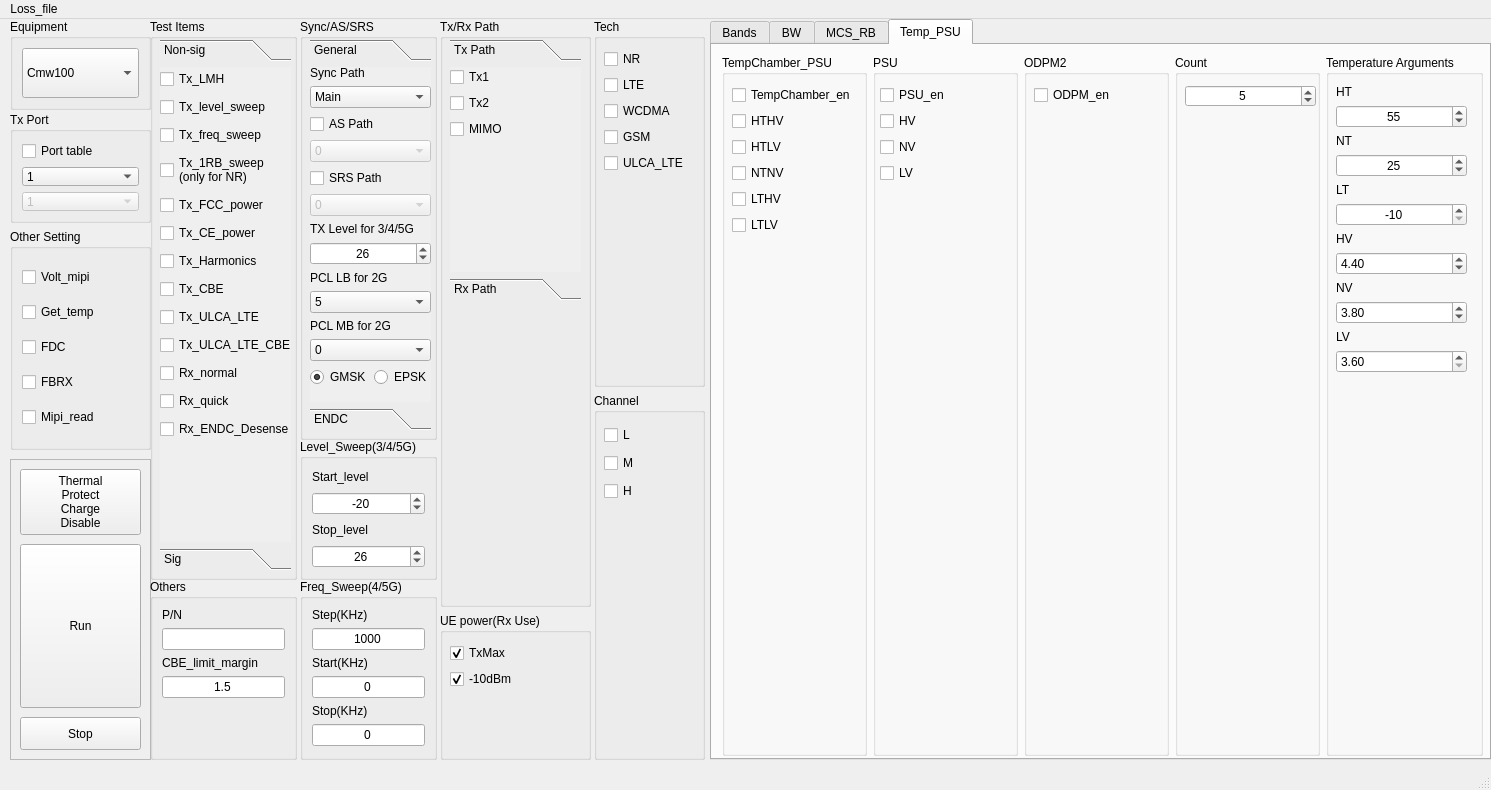
Above: ui/mega_v2_5.ui from d1658999/pyside_learning_2024 before the change. Below: the same form after it.
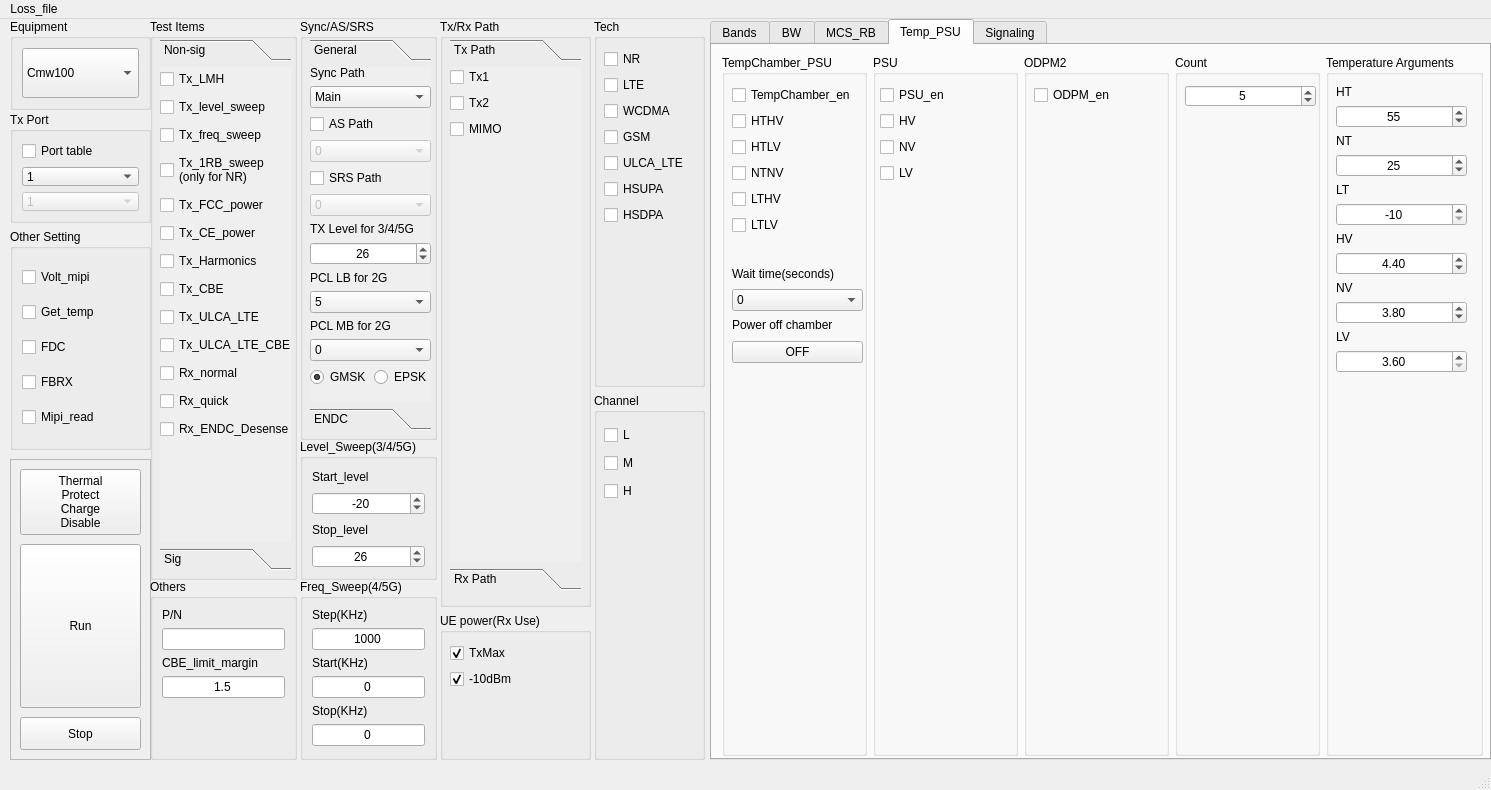
That is the form after the change. The open tabs and pages were chosen to show the change. Icons and pictures are not drawn.

Commit message: update ui test version v2_5 for signaling tab

Diff of the .ui file:
```diff
--- a/ui/mega_v2_5.ui
+++ b/ui/mega_v2_5.ui
@@ -1642,6 +1642,38 @@
          <property name="title">
           <string>TempChamber_PSU</string>
          </property>
+         <widget class="QWidget" name="layoutWidget_28">
+          <property name="geometry">
+           <rect>
+            <x>10</x>
+            <y>260</y>
+            <width>131</width>
+            <height>51</height>
+           </rect>
+          </property>
+          <layout class="QVBoxLayout" name="verticalLayout_11">
+           <item>
+            <widget class="QLabel" name="off_tmpchmb_label">
+             <property name="sizePolicy">
+              <sizepolicy hsizetype="Preferred" vsizetype="Fixed">
+               <horstretch>0</horstretch>
+               <verstretch>0</verstretch>
+              </sizepolicy>
+             </property>
+             <property name="text">
+              <string>Power off chamber</string>
+             </property>
+            </widget>
+           </item>
+           <item>
+            <widget class="QPushButton" name="off_tmpchmb_pushButton">
+             <property name="text">
+              <string>OFF</string>
+             </property>
+            </widget>
+           </item>
+          </layout>
+         </widget>
          <widget class="QWidget" name="">
           <property name="geometry">
            <rect>
@@ -1696,6 +1728,59 @@
            </item>
           </layout>
          </widget>
+         <widget class="QWidget" name="">
+          <property name="geometry">
+           <rect>
+            <x>10</x>
+            <y>210</y>
+            <width>131</width>
+            <height>46</height>
+           </rect>
+          </property>
+          <layout class="QVBoxLayout" name="verticalLayout_5">
+           <item>
+            <widget class="QLabel" name="wait_time_label">
+             <property name="text">
+              <string>Wait time(seconds)</string>
+             </property>
+            </widget>
+           </item>
+           <item>
+            <widget class="QComboBox" name="wait_time_comboBox">
+             <item>
+              <property name="text">
+               <string>0</string>
+              </property>
+             </item>
+             <item>
+              <property name="text">
+               <string>30</string>
+              </property>
+             </item>
+             <item>
+              <property name="text">
+               <string>60</string>
+              </property>
+             </item>
+             <item>
+              <property name="text">
+               <string>120</string>
+              </property>
+             </item>
+             <item>
+              <property name="text">
+               <string>300</string>
+              </property>
+             </item>
+             <item>
+              <property name="text">
+               <string>600</string>
+              </property>
+             </item>
+            </widget>
+           </item>
+          </layout>
+         </widget>
         </widget>
        </item>
        <item>
@@ -1911,6 +1996,9 @@
            </item>
            <item>
             <widget class="QDoubleSpinBox" name="hv_doubleSpinBox">
+             <property name="alignment">
+              <set>Qt::AlignCenter</set>
+             </property>
              <property name="minimum">
               <double>3.600000000000000</double>
              </property>
@@ -1940,6 +2028,9 @@
            </item>
            <item>
             <widget class="QDoubleSpinBox" name="nv_doubleSpinBox">
+             <property name="alignment">
+              <set>Qt::AlignCenter</set>
+             </property>
              <property name="decimals">
               <number>2</number>
              </property>
@@ -1972,6 +2063,9 @@
            </item>
            <item>
             <widget class="QDoubleSpinBox" name="lv_doubleSpinBox">
+             <property name="alignment">
+              <set>Qt::AlignCenter</set>
+             </property>
              <property name="minimum">
               <double>3.600000000000000</double>
              </property>
@@ -1990,6 +2084,80 @@
       </layout>
      </widget>
     </widget>
+    <widget class="QWidget" name="sig_extra_setting">
+     <attribute name="title">
+      <string>Signaling</string>
+     </attribute>
+     <widget class="QGroupBox" name="groupBox">
+      <property name="geometry">
+       <rect>
+        <x>10</x>
+        <y>10</y>
+        <width>151</width>
+        <height>131</height>
+       </rect>
+      </property>
+      <property name="title">
+       <string>Anritsu8820/8821</string>
+      </property>
+      <widget class="QWidget" name="">
+       <property name="geometry">
+        <rect>
+         <x>10</x>
+         <y>20</y>
+         <width>131</width>
+         <height>96</height>
+        </rect>
+       </property>
+       <layout class="QVBoxLayout" name="verticalLayout_14">
+        <item>
+         <widget class="QLabel" name="inpur_level_sig_label">
+          <property name="text">
+           <string>Input Level</string>
+          </property>
+         </widget>
+        </item>
+        <item>
+         <widget class="QSpinBox" name="input_level_sig_spinBox">
+          <property name="alignment">
+           <set>Qt::AlignCenter</set>
+          </property>
+          <property name="minimum">
+           <number>-10</number>
+          </property>
+          <property name="maximum">
+           <number>30</number>
+          </property>
+          <property name="value">
+           <number>28</number>
+          </property>
+         </widget>
+        </item>
+        <item>
+         <widget class="QLabel" name="rfout_port_sig_label">
+          <property name="text">
+           <string>RFOUT port</string>
+          </property>
+         </widget>
+        </item>
+        <item>
+         <widget class="QComboBox" name="rfout_port_sig_comboBox">
+          <item>
+           <property name="text">
+            <string>MAIN</string>
+           </property>
+          </item>
+          <item>
+           <property name="text">
+            <string>AUX</string>
+           </property>
+          </item>
+         </widget>
+        </item>
+       </layout>
+      </widget>
+     </widget>
+    </widget>
    </widget>
    <widget class="QFrame" name="frame_button">
     <property name="geometry">
@@ -2096,7 +2264,7 @@
           <x>10</x>
           <y>20</y>
           <width>131</width>
-          <height>261</height>
+          <height>551</height>
          </rect>
         </property>
         <property name="currentIndex">
@@ -2108,7 +2276,7 @@
            <x>0</x>
            <y>0</y>
            <width>131</width>
-           <height>201</height>
+           <height>491</height>
           </rect>
          </property>
          <attribute name="label">
@@ -2287,7 +2455,7 @@
           <x>10</x>
           <y>30</y>
           <width>91</width>
-          <height>126</height>
+          <height>178</height>
          </rect>
         </property>
         <layout class="QVBoxLayout" name="verticalLayout_tech">
@@ -2326,6 +2494,29 @@
            </property>
           </widget>
          </item>
+         <item>
+          <widget class="QCheckBox" name="hsupa_tech">
+           <property name="enabled">
+            <bool>true</bool>
+           </property>
+           <property name="text">
+            <string>HSUPA</string>
+           </property>
+           <property name="checkable">
+            <bool>true</bool>
+           </property>
+          </widget>
+         </item>
+         <item>
+          <widget class="QCheckBox" name="hsdpa_tech">
+           <property name="enabled">
+            <bool>true</bool>
+           </property>
+           <property name="text">
+            <string>HSDPA</string>
+           </property>
+          </widget>
+         </item>
         </layout>
        </widget>
       </widget>
```
Left out of the diff: 10 changed lines with no effect on the pictures. The commit also changes 3 other files.
